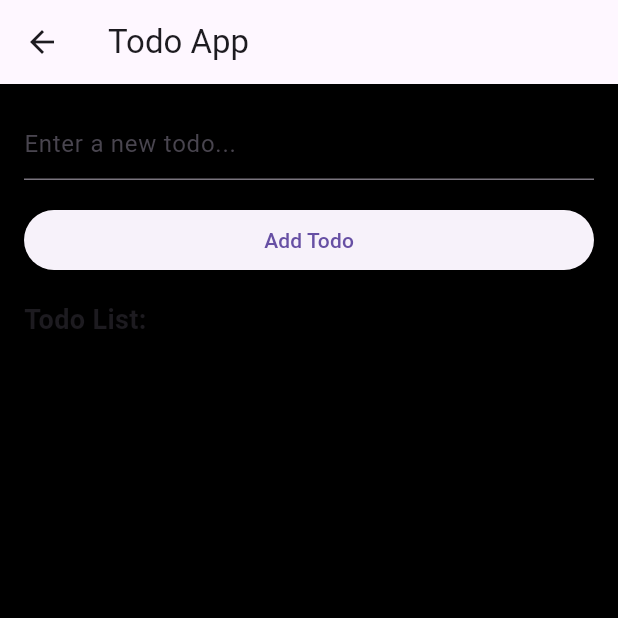
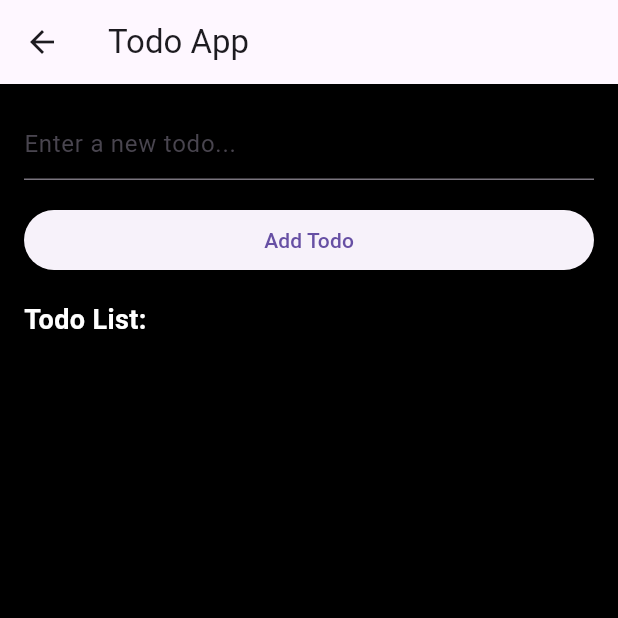
Before and after one commit to fidelmak/digitalclock, a Flutter app: the screen it shows after launch, after a tap on the "arrow upward" icon, on a phone screen of 412 x 824 dp, the top half of it. Run offline on Flutter 3.47's test engine with Material 3 defaults, Android fonts, the phone set to English and light mode, and no system bars.

Commit message:
Changes to be committed:

```diff
--- a/lib/calender.dart
+++ b/lib/calender.dart
@@ -24,6 +24,9 @@ class _TodoAppState extends State<TodoApp> {
           crossAxisAlignment: CrossAxisAlignment.stretch,
           children: [
             TextField(
+              style: TextStyle(
+                color: Colors.white,
+              ),
               controller: todoController,
               decoration: InputDecoration(
                 hintText: 'Enter a new todo...',
@@ -39,7 +42,10 @@ class _TodoAppState extends State<TodoApp> {
             SizedBox(height: 16.0),
             Text(
               'Todo List:',
-              style: TextStyle(fontSize: 18, fontWeight: FontWeight.bold),
+              style: TextStyle(
+                  fontSize: 18,
+                  fontWeight: FontWeight.bold,
+                  color: Colors.white),
             ),
             SizedBox(height: 8.0),
             Expanded(
@@ -47,7 +53,12 @@ class _TodoAppState extends State<TodoApp> {
                 itemCount: todos.length,
                 itemBuilder: (context, index) {
                   return ListTile(
-                    title: Text(todos[index]),
+                    title: Text(
+                      todos[index],
+                      style: TextStyle(
+                        color: Colors.white,
+                      ),
+                    ),
                     trailing: IconButton(
                       icon: Icon(Icons.delete),
                       onPressed: () {
--- a/lib/main.dart
+++ b/lib/main.dart
@@ -85,6 +85,10 @@ class _HomePageState extends State<HomePage> {
         return "Thursday";
       case DateTime.friday:
         return "Friday";
+      case DateTime.saturday:
+        return "Saturday";
+      case DateTime.sunday:
+        return "Sunday";
       default:
         return "Some other day";
     }
```
